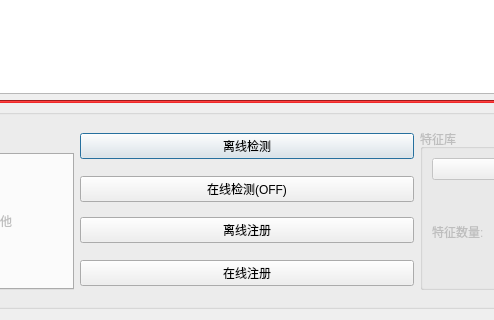
First picture: the form in src/face_detect.ui, repository wangrichaoren/ToolBox, before the edit; both pictures show x 283 to 777 and y 577 to 897 of the 1060 by 897 pixel window.
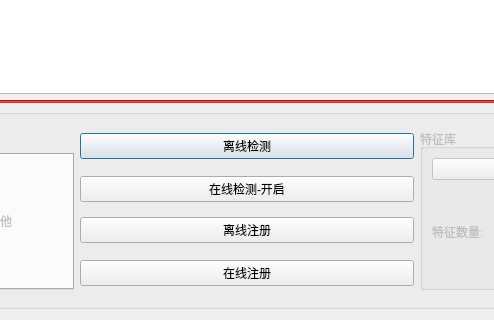
Second picture: the form after the edit.

```diff
--- a/src/face_detect.ui
+++ b/src/face_detect.ui
@@ -63,7 +63,7 @@
       <item row="1" column="1">
        <widget class="QPushButton" name="online_det_btn">
         <property name="text">
-         <string>在线检测(OFF)</string>
+         <string>在线检测-开启</string>
         </property>
        </widget>
       </item>
```
